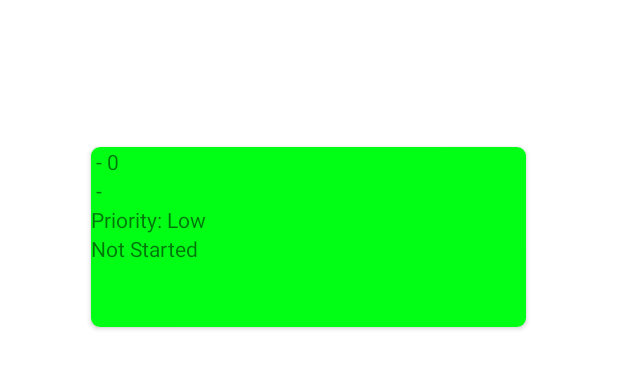
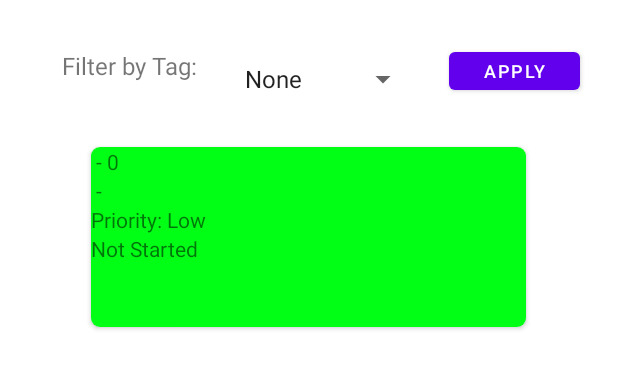
Before and after one commit to twy0622/product-backlog-app, an Android app: the ProductBacklog screen opened directly, with no data from a screen before it, on a phone screen of 412 x 824 dp, the part 167-556 px from its top. Run offline under Robolectric (Android 15) with nearby library versions, the phone set to English and light mode, and no system bars; our stand-ins replace Room's generated code.

Commit message:
added tag filtering dropdown list into product backlog

```diff
--- a/Projects/Software/app/src/main/AndroidManifest.xml
+++ b/Projects/Software/app/src/main/AndroidManifest.xml
@@ -14,7 +14,7 @@
             android:exported="false" />
         <activity
             android:name=".ProductBacklog"
-            android:exported="false" />
+            android:exported="true" />
         <activity
             android:name=".AddTask"
             android:exported="true">
--- a/Projects/Software/app/src/main/java/com/example/software/ProductBacklog.java
+++ b/Projects/Software/app/src/main/java/com/example/software/ProductBacklog.java
@@ -4,8 +4,9 @@ import androidx.appcompat.app.AppCompatActivity;
 import androidx.lifecycle.ViewModelProvider;
 import androidx.recyclerview.widget.LinearLayoutManager;
 import androidx.recyclerview.widget.RecyclerView;
-
 import android.os.Bundle;
+import android.widget.ArrayAdapter;
+import android.widget.Spinner;
 
 import com.example.software.provider.TaskViewModel;
 
@@ -20,6 +21,16 @@ public class ProductBacklog extends AppCompatActivity {
     protected void onCreate(Bundle savedInstanceState) {
         super.onCreate(savedInstanceState);
         setContentView(R.layout.product_backlog);
+
+        //spinner for filtering tags
+        Spinner tagFilterSpinner = findViewById(R.id.filterTagBox);
+        ArrayAdapter<String> filterTagAdapter = new ArrayAdapter<String>(ProductBacklog.this,
+                android.R.layout.simple_list_item_1, getResources().getStringArray(R.array.filterTags));
+        filterTagAdapter.setDropDownViewResource(android.R.layout.simple_spinner_dropdown_item);
+        tagFilterSpinner.setAdapter(filterTagAdapter);
+
+
+//        Button applyFilter = findViewById(R.id.applyFilterButton);
 
         recyclerView = findViewById(R.id.task_recycler_view);
 
--- a/Projects/Software/app/src/main/res/layout/product_backlog.xml
+++ b/Projects/Software/app/src/main/res/layout/product_backlog.xml
@@ -19,6 +19,49 @@
         app:layout_constraintStart_toStartOf="parent"
         app:layout_constraintTop_toTopOf="parent" />
 
+    <Spinner
+        android:id="@+id/filterTagBox"
+        android:layout_width="wrap_content"
+        android:layout_height="wrap_content"
+        android:layout_marginStart="16dp"
+        android:layout_marginTop="84dp"
+        android:entries="@array/tags"
+        app:layout_constraintStart_toEndOf="@+id/filterByTag"
+        app:layout_constraintTop_toTopOf="parent" />
+
+    <Button
+        android:id="@+id/applyFilterButton"
+        android:layout_width="87dp"
+        android:layout_height="37dp"
+        android:layout_marginStart="20dp"
+        android:layout_marginTop="84dp"
+        android:text="Apply"
+        android:textAlignment="center"
+        android:textSize="12sp"
+        app:layout_constraintEnd_toEndOf="parent"
+        app:layout_constraintHorizontal_bias="0.0"
+        app:layout_constraintStart_toEndOf="@+id/filterTagBox"
+        app:layout_constraintTop_toTopOf="parent"
+        app:rippleColor="#00AF5555" />
+
+    <TextView
+        android:id="@+id/filterByTag"
+        android:layout_width="wrap_content"
+        android:layout_height="wrap_content"
+        android:layout_marginStart="28dp"
+        android:layout_marginTop="88dp"
+        android:text="Filter by Tag:"
+        android:textSize="16sp"
+        app:layout_constraintEnd_toStartOf="@+id/guideline4"
+        app:layout_constraintStart_toStartOf="parent"
+        app:layout_constraintTop_toTopOf="parent" />
+
+    <androidx.constraintlayout.widget.Guideline
+        android:id="@+id/guideline4"
+        android:layout_width="wrap_content"
+        android:layout_height="wrap_content"
+        android:orientation="vertical"
+        app:layout_constraintGuide_begin="144dp" />
     <androidx.recyclerview.widget.RecyclerView
         android:id="@+id/task_recycler_view"
         android:layout_width="310dp"
--- a/Projects/Software/app/src/main/res/layout/task_card.xml
+++ b/Projects/Software/app/src/main/res/layout/task_card.xml
@@ -6,7 +6,7 @@
     android:layout_margin="10dp"
     app:cardCornerRadius="6dp">
 
-    <!--titel n dsceripcaiotbn-->
+    <!--title n description-->
 
     <LinearLayout
         android:id="@+id/task_cardview"
--- a/Projects/Software/app/src/main/res/values/strings.xml
+++ b/Projects/Software/app/src/main/res/values/strings.xml
@@ -32,4 +32,11 @@
         <item>Testing</item>
     </string-array>
 
+    <string-array name="filterTags">
+        <item>None</item>
+        <item>UI</item>
+        <item>Core</item>
+        <item>Testing</item>
+    </string-array>
+
 </resources>
```
